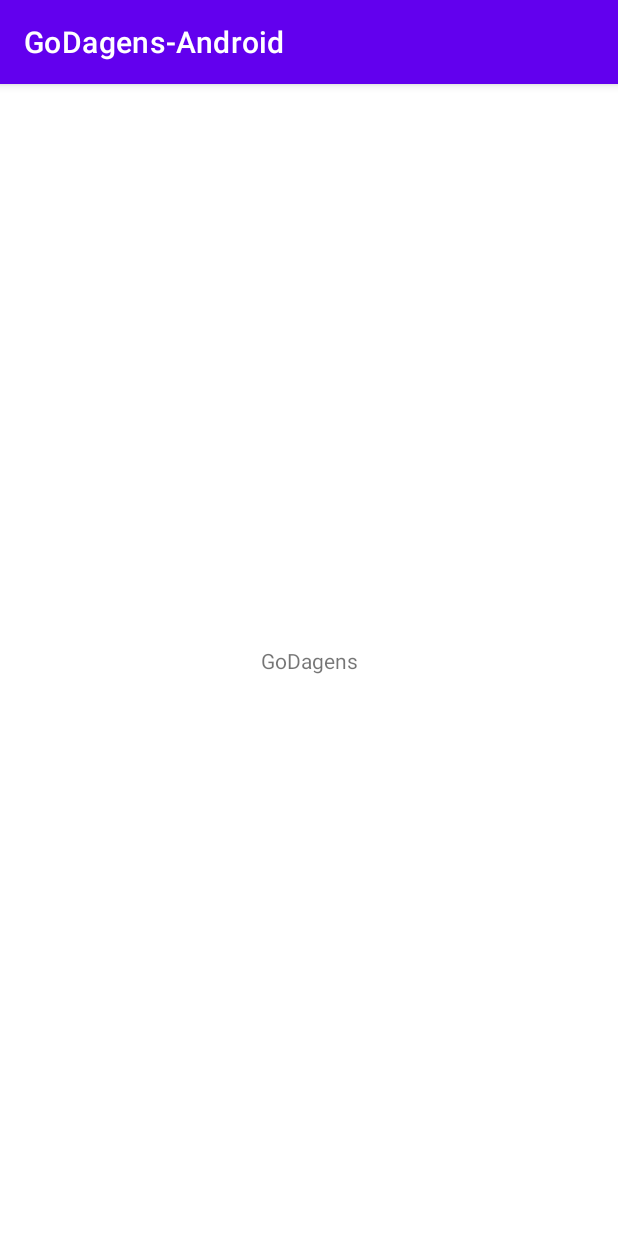
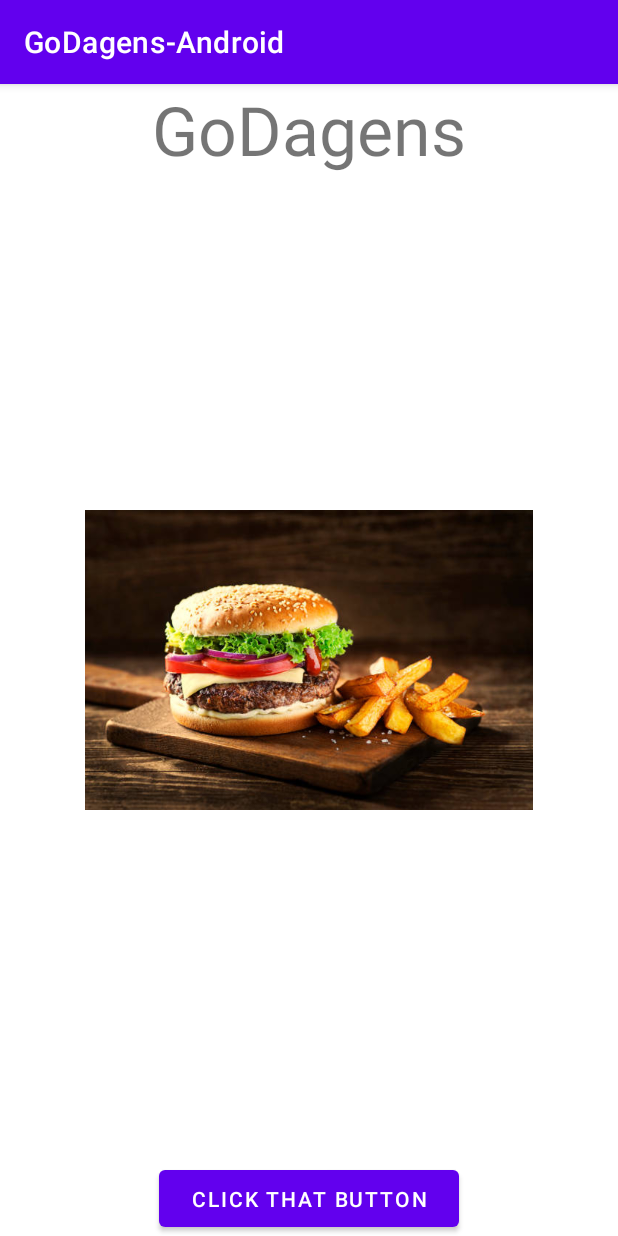
Before and after one commit to SebastianWarvsten/GoDagens-Android, an Android app: the screen it shows after launch (MainActivity), on a phone screen of 412 x 824 dp. Run offline under Robolectric (Android 15) with nearby library versions, the phone set to English and light mode, and no system bars.

Commit message:
Layout for first page

```diff
--- a/GoDagensAndroid/app/src/main/res/layout/activity_main.xml
+++ b/GoDagensAndroid/app/src/main/res/layout/activity_main.xml
@@ -10,9 +10,31 @@
         android:layout_width="wrap_content"
         android:layout_height="wrap_content"
         android:text="GoDagens"
-        app:layout_constraintBottom_toBottomOf="parent"
+        android:id="@+id/header"
+        android:textSize="45dp"
         app:layout_constraintEnd_toEndOf="parent"
         app:layout_constraintStart_toStartOf="parent"
         app:layout_constraintTop_toTopOf="parent" />
+    <ImageView
+        android:layout_width="match_parent"
+        android:layout_height="200dp"
+        android:text="Tjenare Tjena"
+        android:src="@drawable/hamburgare"
+        app:layout_constraintTop_toTopOf="parent"
+        app:layout_constraintBottom_toBottomOf="parent"
+        app:layout_constraintStart_toStartOf="parent"
+        app:layout_constraintEnd_toEndOf="parent"
+        android:gravity="center"
+        android:id="@+id/imagefield"
+        />
+    <Button
+        android:layout_width="200dp"
+        android:layout_height="50dp"
+        android:text="Click that button"
+        app:layout_constraintBottom_toBottomOf="parent"
+        app:layout_constraintStart_toStartOf="parent"
+        app:layout_constraintEnd_toEndOf="parent"
+        android:gravity="center"/>
+
 
 </androidx.constraintlayout.widget.ConstraintLayout>
```
Also changed, not shown: GoDagensAndroid/app/src/main/res/drawable/hamburgare.jpg (added).
